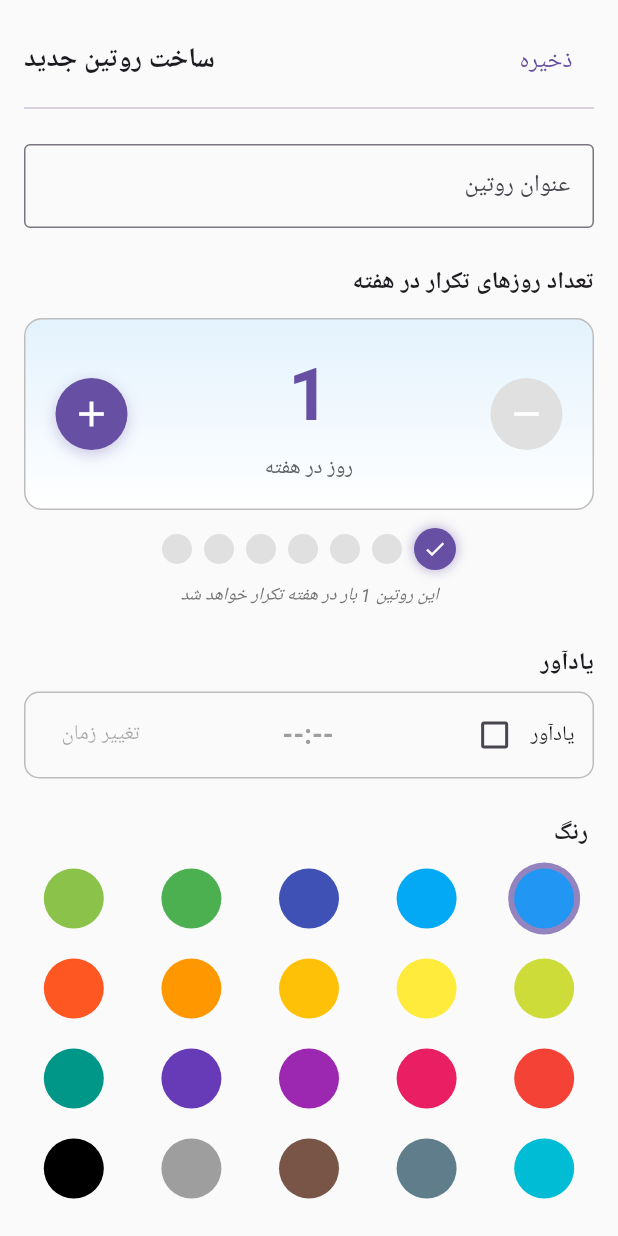
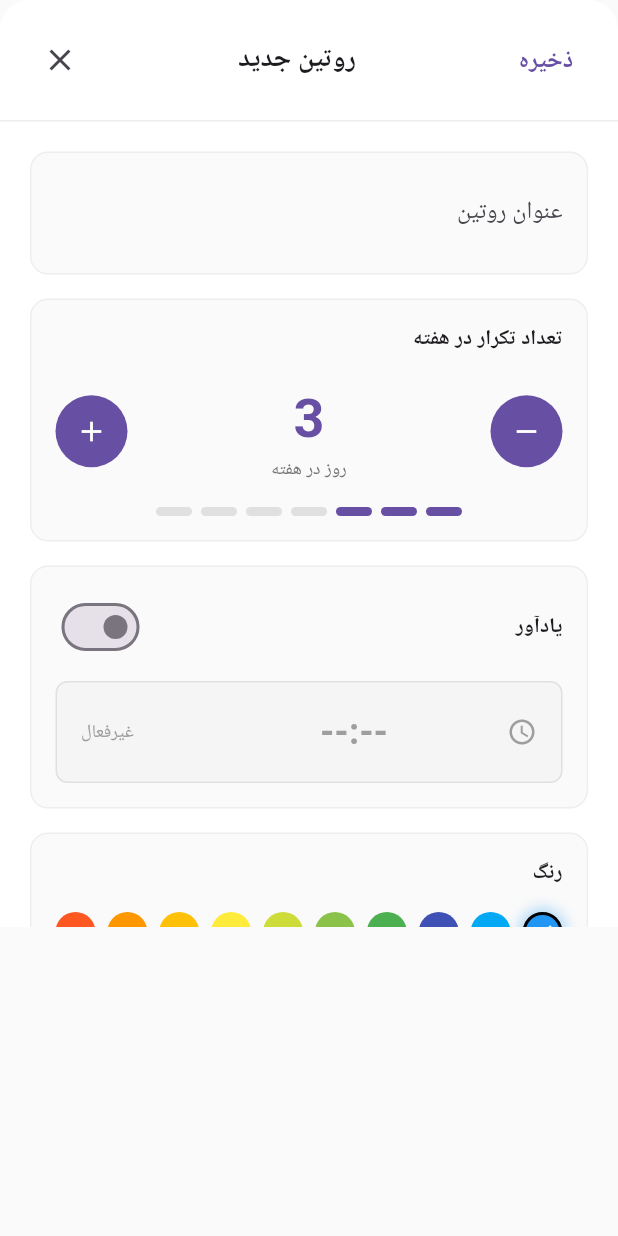
Before and after one commit to parsard/routine_maker, a Flutter app: the AddRoutineBottomSheet widget shown alone on an empty page, opened directly, on a phone screen of 412 x 824 dp. Run offline on Flutter 3.47's test engine with Material 3 defaults, Android fonts, the phone set to English and light mode, and no system bars; our stand-ins replace drift, equatable, flutter_riverpod, flutter_screenutil, flutter_slidable, fpdart and 3 more; accounts and stored records are empty; generated files the repository leaves out were written again; Roboto replaces fonts that are missing (Vazirmatn).

Commit message:
bottomsheet got updated

```diff
--- a/lib/features/routine/presentation/widgets/add_routine_bottom_sheet.dart
+++ b/lib/features/routine/presentation/widgets/add_routine_bottom_sheet.dart
@@ -17,7 +17,6 @@
 
 class _AddRoutineBottomSheetState extends ConsumerState<AddRoutineBottomSheet> {
   final _titleController = TextEditingController();
-  List<bool> _selectedDays = List.filled(7, false);
   bool _isAlarmEnabled = false;
   TimeOfDay? _alarmTime;
   Color _selectedColor = Colors.blue;
@@ -35,88 +34,94 @@
     final newRoutine = RoutineEntity(
       id: DateTime.now().millisecondsSinceEpoch.toString(),
       title: title,
-
       createdAt: DateTime.now(),
       alarmTime: _isAlarmEnabled ? _alarmTime : null,
       color: _selectedColor,
+      targetRepetitionsPerWeek: _targetRepetitions,
     );
 
     ref.read(routineNotifierProvider.notifier).addRoutine(newRoutine);
     Navigator.of(context).pop();
   }
 
-  List<String> _convertSelectedDaysToStrings(List<bool> selected) {
-    final List<String> dayNames = [
-      'شنبه',    // 0
-      'یکشنبه',  // 1
-      'دوشنبه',  // 2
-      'سه‌شنبه', // 3
-      'چهارشنبه',// 4
-      'پنج‌شنبه',// 5
-      'جمعه'     // 6
-    ];
-    List<String> result = [];
-    for(int i = 0; i < selected.length; i++) {
-      if(selected[i]) {
-        result.add(dayNames[i]);
-      }
-    }
-    return result;
-  }
-
   @override
   Widget build(BuildContext context) {
-    return Padding(
-      padding: EdgeInsets.only(
-          bottom: MediaQuery.of(context).viewInsets.bottom,
-          left: 16,
-          right: 16,
-          top: 16),
-      child: SingleChildScrollView(
+    return Container(
+      height: MediaQuery.of(context).size.height * 0.75,
+      decoration: const BoxDecoration(
+        color: Colors.white,
+        borderRadius: BorderRadius.vertical(top: Radius.circular(20)),
+      ),
       child: Column(
-          mainAxisSize: MainAxisSize.min,
-          crossAxisAlignment: CrossAxisAlignment.stretch,
         children: [
           // Header
-            Row(
+          Container(
+            padding: const EdgeInsets.all(16),
+            decoration: BoxDecoration(
+              border: Border(
+                bottom: BorderSide(color: Colors.grey.shade200),
+              ),
+            ),
+            child: Row(
               mainAxisAlignment: MainAxisAlignment.spaceBetween,
               children: [
                 TextButton(
                   onPressed: _saveRoutine,
-                  child: const Text('ذخیره', style: TextStyle(fontSize: 16)),
+                  child: const Text(
+                    'ذخیره',
+                    style: TextStyle(fontSize: 16, fontWeight: FontWeight.bold),
+                  ),
                 ),
                 const Text(
-                  'ساخت روتین جدید',
+                  'روتین جدید',
                   style: TextStyle(fontSize: 18, fontWeight: FontWeight.bold),
+                ),
+                IconButton(
+                  onPressed: () => Navigator.pop(context),
+                  icon: const Icon(Icons.close),
                 ),
               ],
             ),
-            const Divider(),
-            const SizedBox(height: 16),
+          ),
 
+          // Content
+          Expanded(
+            child: SingleChildScrollView(
+              padding: const EdgeInsets.all(20),
+              child: Column(
+                crossAxisAlignment: CrossAxisAlignment.stretch,
+                children: [
                   // Title Input
-            TextField(
+                  _buildSectionContainer(
+                    child: TextField(
                       controller: _titleController,
                       decoration: const InputDecoration(
                         labelText: 'عنوان روتین',
-                border: OutlineInputBorder(),
+                        border: InputBorder.none,
+                        contentPadding: EdgeInsets.zero,
                       ),
                       textAlign: TextAlign.right,
+                      style: const TextStyle(fontSize: 16),
                     ),
-            const SizedBox(height: 24),
+                  ),
+                  const SizedBox(height: 16),
 
-            FrequencySelector(
-  initialFrequency: 1,
+                  // Frequency Selector
+                  _buildSectionContainer(
+                    child: FrequencySelector(
+                      initialFrequency: _targetRepetitions,
                       onFrequencyChanged: (frequency) {
                         setState(() {
                           _targetRepetitions = frequency;
                         });
                       },
                     ),
-            const SizedBox(height: 24),
+                  ),
+                  const SizedBox(height: 16),
 
                   // Alarm Setter
-            AlarmSetter(
+                  _buildSectionContainer(
+                    child: AlarmSetter(
                       onAlarmChanged: (isEnabled, time) {
                         setState(() {
                           _isAlarmEnabled = isEnabled;
@@ -124,22 +129,41 @@
                         });
                       },
                     ),
-            const SizedBox(height: 24),
+                  ),
+                  const SizedBox(height: 16),
 
                   // Color Selector
-            ColorSelector(
+                  _buildSectionContainer(
+                    child: ColorSelector(
                       onColorSelected: (color) {
                         setState(() {
                           _selectedColor = color;
                         });
                       },
                     ),
+                  ),
                   const SizedBox(height: 20),
                 ],
               ),
             ),
+          ),
+        ],
+      ),
     );
   }
+
+  Widget _buildSectionContainer({required Widget child}) {
+    return Container(
+      padding: const EdgeInsets.all(16),
+      decoration: BoxDecoration(
+        color: Colors.grey.shade50,
+        borderRadius: BorderRadius.circular(12),
+        border: Border.all(color: Colors.grey.shade200),
+      ),
+      child: child,
+    );
+  }
+
   @override
   void dispose() {
     _titleController.dispose();
--- a/lib/features/routine/presentation/widgets/alarm_selector.dart
+++ b/lib/features/routine/presentation/widgets/alarm_selector.dart
@@ -38,32 +38,19 @@
     return Column(
       crossAxisAlignment: CrossAxisAlignment.stretch,
       children: [
+        Row(
+          mainAxisAlignment: MainAxisAlignment.spaceBetween,
+          children: [
             const Text(
               'یادآور',
-          style: TextStyle(fontWeight: FontWeight.bold, fontSize: 16),
+              style: TextStyle(fontWeight: FontWeight.w600, fontSize: 14),
               textAlign: TextAlign.right,
             ),
-        const SizedBox(height: 8),
-        Container(
-          // !<-- تغییر در Padding و Decoration -->!
-          padding: const EdgeInsets.symmetric(horizontal: 12, vertical: 4), // کاهش پدینگ عمودی
-          decoration: BoxDecoration(
-            // پس زمینه حذف و حاشیه اضافه شد
-            border: Border.all(color: Colors.grey.shade400),
-            borderRadius: BorderRadius.circular(10),
-          ),
-          child: Row(
-            mainAxisAlignment: MainAxisAlignment.spaceBetween,
-            children: [
-              // !<-- ترتیب متن و چک‌باکس مطابق تصویر اصلاح شد -->!
-              Row(
-                children: [
-                  const Text('یادآور'),
-                  Checkbox(
+            Switch(
               value: _isAlarmEnabled,
-                    onChanged: (bool? value) {
+              onChanged: (bool value) {
                 setState(() {
-                        _isAlarmEnabled = value ?? false;
+                  _isAlarmEnabled = value;
                   if (_isAlarmEnabled && _selectedTime == null) {
                     _selectedTime = TimeOfDay.now();
                   }
@@ -73,22 +60,58 @@
             ),
           ],
         ),
+        const SizedBox(height: 12),
+
+        // Time Display
+        InkWell(
+          onTap: _isAlarmEnabled ? _pickTime : null,
+          child: Container(
+            padding: const EdgeInsets.symmetric(vertical: 16, horizontal: 16),
+            decoration: BoxDecoration(
+              color: _isAlarmEnabled ? Colors.white : Colors.grey.shade100,
+              borderRadius: BorderRadius.circular(8),
+              border: Border.all(
+                color: _isAlarmEnabled
+                    ? Theme.of(context).primaryColor.withOpacity(0.3)
+                    : Colors.grey.shade300,
+              ),
+            ),
+            child: Row(
+              mainAxisAlignment: MainAxisAlignment.spaceBetween,
+              children: [
+                Icon(
+                  Icons.access_time,
+                  color: _isAlarmEnabled
+                      ? Theme.of(context).primaryColor
+                      : Colors.grey,
+                  size: 20,
+                ),
                 Text(
                   _isAlarmEnabled && _selectedTime != null
                       ? _selectedTime!.format(context)
                       : '--:--',
                   style: TextStyle(
-                  fontSize: 18,
+                    fontSize: 24,
                     fontWeight: FontWeight.bold,
-                  color: _isAlarmEnabled ? Colors.black : Colors.grey,
+                    color: _isAlarmEnabled ? Colors.black87 : Colors.grey,
                     fontFamily: 'Vazirmatn',
                   ),
                 ),
-              TextButton(
-                onPressed: _isAlarmEnabled ? _pickTime : null,
-                child: const Text('تغییر زمان'),
+                SizedBox(
+                  width: 80,
+                  child: Text(
+                    _isAlarmEnabled ? 'تغییر' : 'غیرفعال',
+                    style: TextStyle(
+                      fontSize: 12,
+                      color: _isAlarmEnabled
+                          ? Theme.of(context).primaryColor
+                          : Colors.grey,
+                    ),
+                    textAlign: TextAlign.left,
+                  ),
                 ),
               ],
+            ),
           ),
         ),
       ],
--- a/lib/features/routine/presentation/widgets/color_selector.dart
+++ b/lib/features/routine/presentation/widgets/color_selector.dart
@@ -1,3 +1,4 @@
+// lib/features/routine/presentation/widgets/color_selector.dart
 import 'package:flutter/material.dart';
 
 class ColorSelector extends StatefulWidget {
@@ -37,38 +38,29 @@
   @override
   Widget build(BuildContext context) {
     return Column(
-      crossAxisAlignment: CrossAxisAlignment.end,
-      children: [
-        Row(
-          mainAxisAlignment: MainAxisAlignment.start,
+      crossAxisAlignment: CrossAxisAlignment.stretch,
       children: [
         const Text(
-              ' رنگ',
-              style: TextStyle(fontWeight: FontWeight.bold, fontSize: 16),
+          'رنگ',
+          style: TextStyle(fontWeight: FontWeight.w600, fontSize: 14),
           textAlign: TextAlign.right,
         ),
-          ],
+        const SizedBox(height: 16),
+
+        // Color Grid
+        SizedBox(
+          height: 180,
+          child: GridView.builder(
+            physics: const NeverScrollableScrollPhysics(),
+            gridDelegate: const SliverGridDelegateWithFixedCrossAxisCount(
+              crossAxisCount: 10,
+              crossAxisSpacing: 8,
+              mainAxisSpacing: 8,
+              childAspectRatio: 1,
             ),
-        const SizedBox(height: 8),
-
-        LayoutBuilder(builder: (context, constraints) {
-
-          final int columns = constraints.maxWidth >= 600 ? 6 : 5;
-          const double spacing = 12.0;
-
-          final double itemWidth = (constraints.maxWidth - (columns - 1) * spacing) / columns;
-          final double innerRadius = (itemWidth * 0.35).clamp(14.0, 20.0);
-          final double outerRadius = innerRadius + 4.0;
-
-          return SizedBox(
-            height: outerRadius * 2 * ((_colors.length / columns).ceil()) + spacing * ((_colors.length / columns).ceil() - 1),
-            child: Directionality(
-              textDirection: TextDirection.rtl,
-              child: SingleChildScrollView(
-                child: Wrap(
-                  spacing: spacing,
-                  runSpacing: spacing,
-                  children: List.generate(_colors.length, (index) {
+            itemCount: _colors.length,
+            itemBuilder: (context, index) {
+              final isSelected = _selectedIndex == index;
               return GestureDetector(
                 onTap: () {
                   setState(() {
@@ -76,28 +68,40 @@
                   });
                   widget.onColorSelected(_colors[index]);
                 },
-                      child: SizedBox(
-                        width: itemWidth,
-                        child: Center(
-                          child: CircleAvatar(
-                            radius: outerRadius,
-                            backgroundColor: _selectedIndex == index
-                                ? Theme.of(context).primaryColor.withOpacity(0.7)
+                child: Container(
+                  decoration: BoxDecoration(
+                    color: _colors[index],
+                    shape: BoxShape.circle,
+                    border: Border.all(
+                      color: isSelected
+                          ? Colors.black
                           : Colors.transparent,
-                            child: CircleAvatar(
-                              radius: innerRadius,
-                              backgroundColor: _colors[index],
+                      width: 2,
+                    ),
+                    boxShadow: isSelected
+                        ? [
+                            BoxShadow(
+                              color: _colors[index].withOpacity(0.4),
+                              blurRadius: 8,
+                              spreadRadius: 2,
+                            ),
+                          ]
+                        : null,
+                  ),
+                  child: isSelected
+                      ? Icon(
+                          Icons.check,
+                          color: _colors[index].computeLuminance() > 0.5
+                              ? Colors.black
+                              : Colors.white,
+                          size: 16,
+                        )
+                      : null,
+                ),
+              );
+            },
           ),
         ),
-                        ),
-                      ),
-                    );
-                  }),
-                ),
-              ),
-            ),
-          );
-        }),
       ],
     );
   }
--- a/lib/features/routine/presentation/widgets/frequency_selector.dart
+++ b/lib/features/routine/presentation/widgets/frequency_selector.dart
@@ -37,86 +37,69 @@
       crossAxisAlignment: CrossAxisAlignment.stretch,
       children: [
         const Text(
-          'تعداد روزهای تکرار در هفته',
-          style: TextStyle(fontWeight: FontWeight.bold, fontSize: 16),
+          'تعداد تکرار در هفته',
+          style: TextStyle(fontWeight: FontWeight.w600, fontSize: 14),
           textAlign: TextAlign.right,
         ),
-        const SizedBox(height: 12),
-        Container(
-          padding: const EdgeInsets.symmetric(vertical: 16, horizontal: 20),
-          decoration: BoxDecoration(
-            border: Border.all(color: Colors.grey.shade400),
-            borderRadius: BorderRadius.circular(12),
-            gradient: LinearGradient(
-              colors: [
-                Colors.blue.shade50,
-                Colors.white,
-              ],
-              begin: Alignment.topCenter,
-              end: Alignment.bottomCenter,
-            ),
-          ),
-          child: Row(
+        const SizedBox(height: 16),
+
+        // Counter Row
+        Row(
           mainAxisAlignment: MainAxisAlignment.spaceBetween,
           children: [
-              // دکمه کاهش
+            // Minus Button
             _buildControlButton(
               icon: Icons.remove,
-                onPressed: _selectedFrequency > 1
-                    ? () => _updateFrequency(-1)
-                    : null,
+              onPressed: _selectedFrequency > 1 ? () => _updateFrequency(-1) : null,
             ),
 
-              // نمایش تعداد
-              Expanded(
-                child: Column(
+            // Display Number
+            Column(
               children: [
                 Text(
                   '$_selectedFrequency',
                   style: TextStyle(
-                        fontSize: 48,
+                    fontSize: 36,
                     fontWeight: FontWeight.bold,
                     color: Theme.of(context).primaryColor,
                   ),
                 ),
-                    const SizedBox(height: 4),
                 Text(
                   _getDayText(_selectedFrequency),
                   style: TextStyle(
-                        fontSize: 14,
-                        color: Colors.grey[700],
-                        fontWeight: FontWeight.w500,
+                    fontSize: 12,
+                    color: Colors.grey[600],
                   ),
                 ),
               ],
             ),
-              ),
 
-              // دکمه افزایش
+            // Plus Button
             _buildControlButton(
               icon: Icons.add,
-                onPressed: _selectedFrequency < 7
-                    ? () => _updateFrequency(1)
-                    : null,
+              onPressed: _selectedFrequency < 7 ? () => _updateFrequency(1) : null,
             ),
           ],
         ),
+
+        // Visual Indicator
+        const SizedBox(height: 16),
+        Row(
+          mainAxisAlignment: MainAxisAlignment.center,
+          children: List.generate(7, (index) {
+            final isSelected = index < _selectedFrequency;
+            return Container(
+              margin: const EdgeInsets.symmetric(horizontal: 3),
+              width: 24,
+              height: 6,
+              decoration: BoxDecoration(
+                color: isSelected
+                    ? Theme.of(context).primaryColor
+                    : Colors.grey[300],
+                borderRadius: BorderRadius.circular(3),
               ),
-
-        // نمایش بصری با نقاط
-        const SizedBox(height: 12),
-        _buildVisualIndicator(),
-
-        // راهنما
-        const SizedBox(height: 8),
-        Text(
-          'این روتین ${_selectedFrequency} بار در هفته تکرار خواهد شد',
-          style: TextStyle(
-            fontSize: 12,
-            color: Colors.grey[600],
-            fontStyle: FontStyle.italic,
-          ),
-          textAlign: TextAlign.center,
+            );
+          }),
         ),
       ],
     );
@@ -128,68 +111,22 @@
   }) {
     return Container(
       decoration: BoxDecoration(
-        color: onPressed != null ? Theme.of(context).primaryColor : Colors.grey[300],
+        color: onPressed != null
+            ? Theme.of(context).primaryColor
+            : Colors.grey[300],
         shape: BoxShape.circle,
-        boxShadow: onPressed != null
-            ? [
-                BoxShadow(
-                  color: Theme.of(context).primaryColor.withOpacity(0.3),
-                  blurRadius: 8,
-                  offset: const Offset(0, 3),
-                ),
-              ]
-            : null,
       ),
       child: IconButton(
         icon: Icon(icon, color: Colors.white),
         onPressed: onPressed,
-        iconSize: 28,
+        iconSize: 22,
       ),
-    );
-  }
-
-  Widget _buildVisualIndicator() {
-    return Row(
-      mainAxisAlignment: MainAxisAlignment.center,
-      children: List.generate(7, (index) {
-        final isSelected = index < _selectedFrequency;
-        return AnimatedContainer(
-          duration: const Duration(milliseconds: 300),
-          curve: Curves.easeInOut,
-          margin: const EdgeInsets.symmetric(horizontal: 4),
-          width: isSelected ? 28 : 20,
-          height: isSelected ? 28 : 20,
-          decoration: BoxDecoration(
-            color: isSelected
-                ? Theme.of(context).primaryColor
-                : Colors.grey[300],
-            shape: BoxShape.circle,
-            boxShadow: isSelected
-                ? [
-                    BoxShadow(
-                      color: Theme.of(context).primaryColor.withOpacity(0.4),
-                      blurRadius: 6,
-                      spreadRadius: 1,
-                    ),
-                  ]
-                : null,
-          ),
-          child: isSelected
-              ? const Icon(
-                  Icons.check,
-                  color: Colors.white,
-                  size: 16,
-                )
-              : null,
-        );
-      }),
     );
   }
 
   String _getDayText(int count) {
     if (count == 1) return 'روز در هفته';
-    if (count == 2) return 'روز در هفته';
-    if (count == 7) return 'همه روزهای هفته';
+    if (count == 7) return 'همه روزها';
     return 'روز در هفته';
   }
 }
```
Lines whose indentation alone changed are shown as unchanged.
